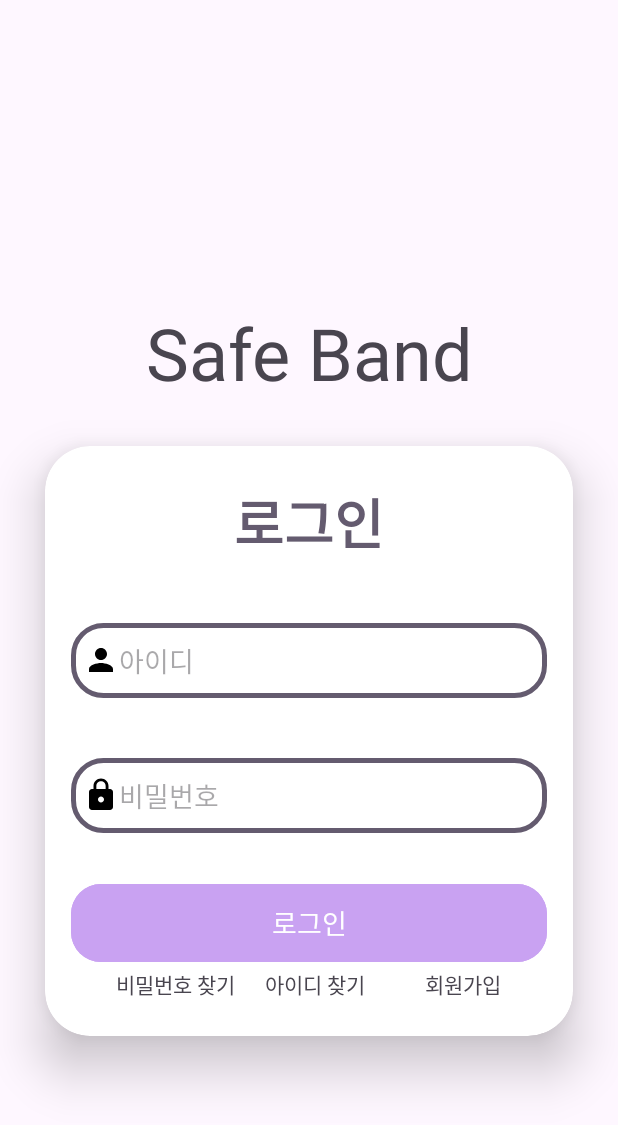
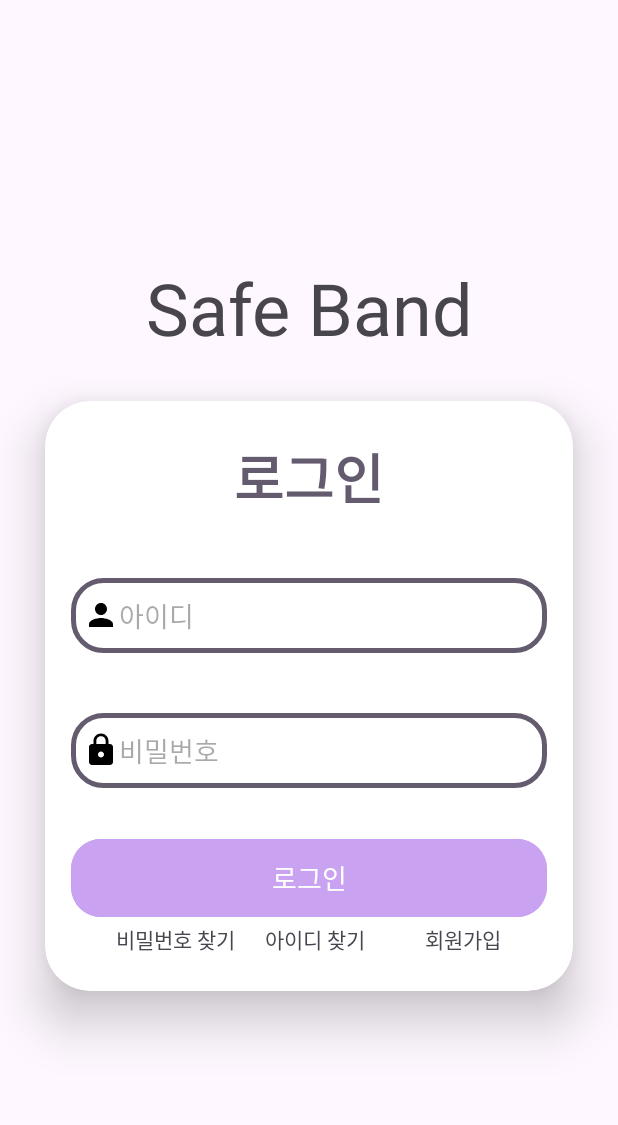
Before and after one commit to ad-astra-per-ardua/SafeBandProject, an Android app: the layout login.xml on its own in the app's theme, with its tools: preview values and no code run, on a phone screen of 412 x 824 dp. Shown: the top 1125 px of the screen. Run offline under Robolectric (Android 15) with nearby library versions, the light colour scheme and no system bars.

Commit message:
로그인 화면 위치 변경

```diff
--- a/app/src/main/res/layout/login.xml
+++ b/app/src/main/res/layout/login.xml
@@ -12,7 +12,7 @@
         android:id="@+id/textVie"
         android:layout_width="292dp"
         android:layout_height="wrap_content"
-        android:layout_marginTop="100dp"
+        android:layout_marginTop="40dp"
         android:text="Safe Band"
         android:textAlignment="center"
         android:textSize="48sp"
```
